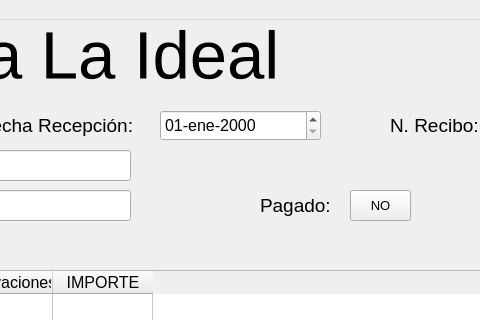
Before: the Qt Designer form src/app/mainwindow.ui in germanbravolopez/laideal, drawn with Qt 5; both pictures show x 600 to 1080 and y 0 to 320 of the 1243 by 698 pixel window.
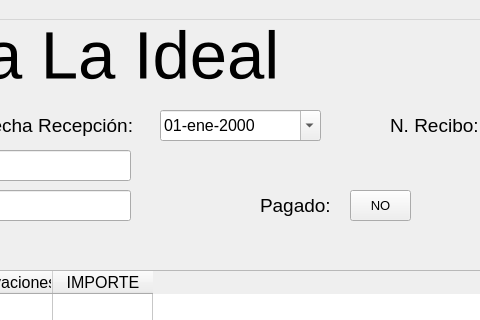
After: the same form once the commit is applied.

Commit message: make date calendar pop up and reset its value, move define to header file

Diff of the .ui file:
```diff
--- a/src/app/mainwindow.ui
+++ b/src/app/mainwindow.ui
@@ -506,6 +506,9 @@
     <property name="displayFormat">
      <string>dd-MMM-yyyy</string>
     </property>
+    <property name="calendarPopup">
+     <bool>true</bool>
+    </property>
    </widget>
    <widget class="QDialogButtonBox" name="bb_save_reset">
     <property name="geometry">
```
The commit also changes 2 other files.
